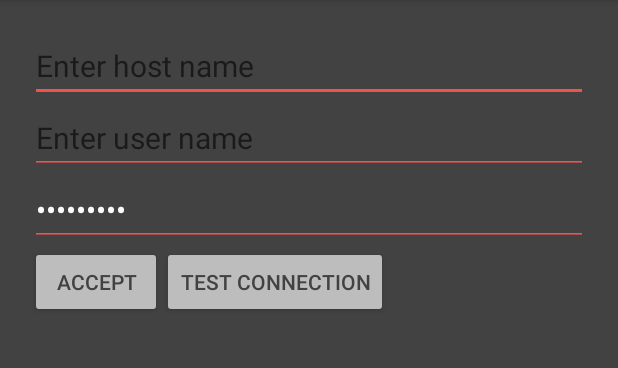
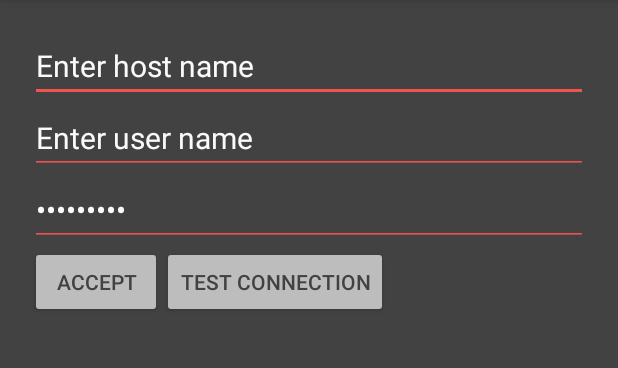
Before and after one commit to andlee90/RPiPowerStrip, an Android app: the SettingsActivity screen opened directly, with no data from a screen before it, on a phone screen of 412 x 824 dp, the part 84-452 px from its top. Run offline under Robolectric (Android 15) with nearby library versions, the phone set to English and light mode, and no system bars.

Commit message:
Fix edit text hint color in settings

```diff
--- a/Android/RPiPowerStrip/app/src/main/res/layout/activity_settings.xml
+++ b/Android/RPiPowerStrip/app/src/main/res/layout/activity_settings.xml
@@ -19,6 +19,7 @@
         android:imeOptions="actionDone"
         android:maxLength="16"
         android:textColor="@color/colorDarkThemeText"
+        android:textColorHint="@color/colorDarkThemeText"
         android:textSize="20sp"/>
 
     <EditText
@@ -31,6 +32,7 @@
         android:imeOptions="actionDone"
         android:maxLength="16"
         android:textColor="@color/colorDarkThemeText"
+        android:textColorHint="@color/colorDarkThemeText"
         android:textSize="20sp"/>
 
     <EditText
@@ -43,6 +45,7 @@
         android:imeOptions="actionDone"
         android:maxLength="16"
         android:textColor="@color/colorDarkThemeText"
+        android:textColorHint="@color/colorDarkThemeText"
         android:textSize="20sp"/>
 
     <LinearLayout
```
